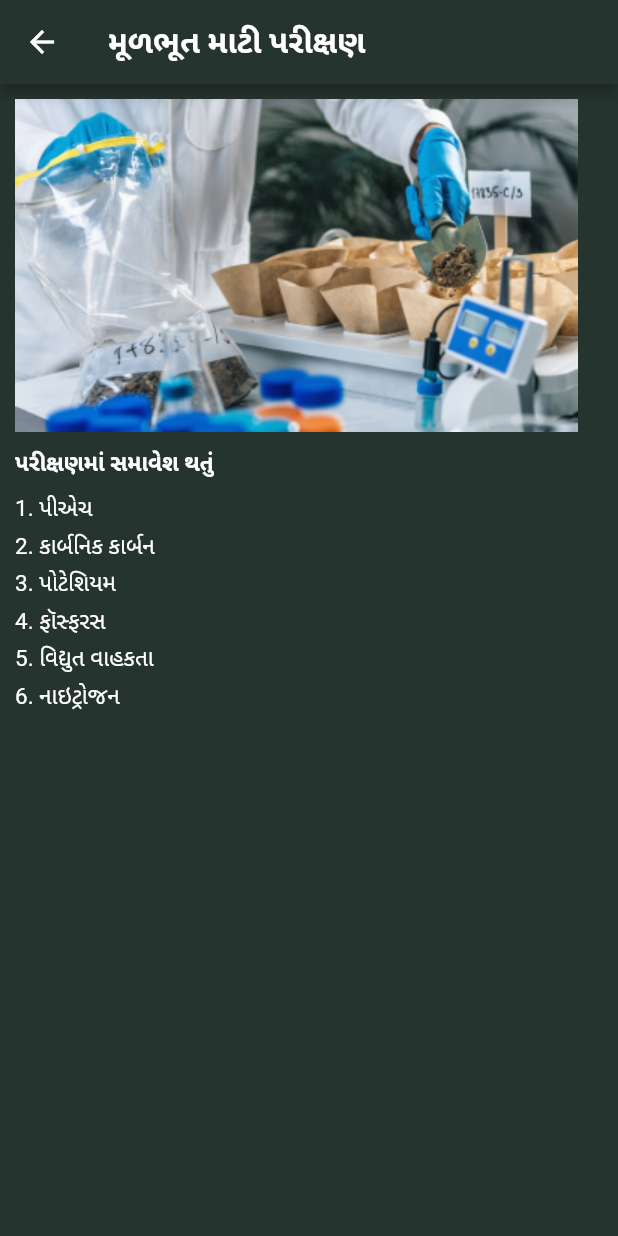
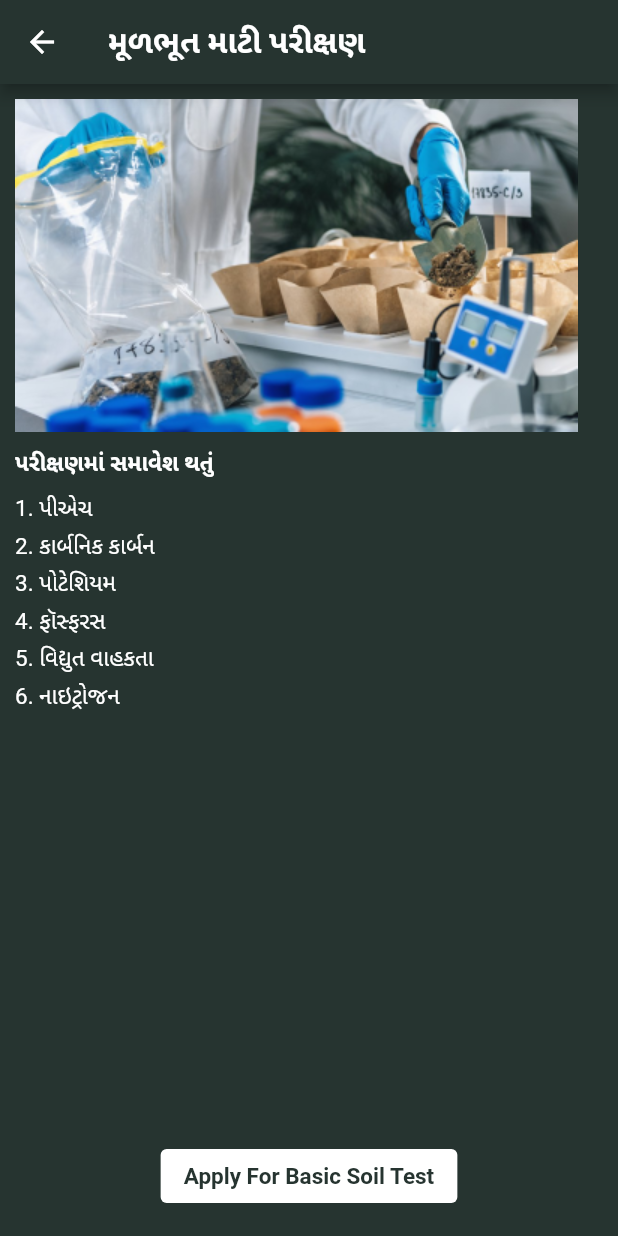
Before and after one commit to IndesignGraphics/hackster, a Flutter app: the BasicSoilTest screen opened directly, on a phone screen of 412 x 824 dp. Run offline on Flutter 3.47's test engine with Material 2 defaults, Android fonts, the phone set to English and light mode, and no system bars; our stand-ins replace firebase_auth, firebase_core, flutter_svg, geocoding, geolocator, image_picker and 2 more; accounts and stored records are empty; generated files the repository leaves out were written again.

Commit message:
buttons added in soil_test files

```diff
--- a/lib/screens/soil_test/basic_soil_test.dart
+++ b/lib/screens/soil_test/basic_soil_test.dart
@@ -8,7 +8,21 @@ class BasicSoilTest extends StatelessWidget {
   Widget build(BuildContext context) {
     return Scaffold(
       appBar: AppBar(
-        title: Text(AppLocalizations.of(context)?.basicSoilTest ?? 'Basic Soil Test'),
+        title: Text(
+            AppLocalizations.of(context)?.basicSoilTest ?? 'Basic Soil Test'),
+      ),
+      floatingActionButtonLocation: FloatingActionButtonLocation.centerFloat,
+      floatingActionButton: ElevatedButton(
+        style: ButtonStyle(
+          backgroundColor: MaterialStateProperty.all(Colors.white),
+        ),
+        child: Text(
+          'Apply For Basic Soil Test',
+          style: TextStyle(
+            color: Theme.of(context).primaryColor,
+          ),
+        ),
+        onPressed: null,
       ),
       body: Container(
         width: double.infinity,
```
Also changed, not shown: lib/screens/soil_test/standard_soil_test.dart (+13 -0 lines), lib/screens/soil_test/water_test.dart (+13 -0 lines).
